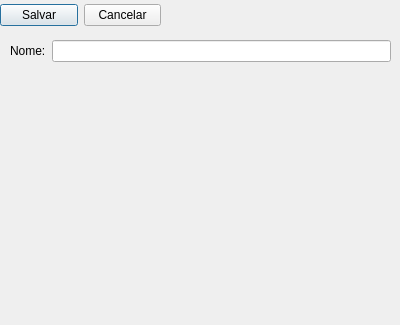
Above: UIs/Genero/CadastroGeneroDialog.ui from teiGustavo/eventos-pyside before the change. Below: the same form after it.
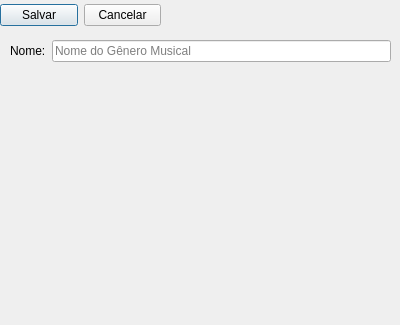
That is the form after the change.

What changed in the file:
```diff
--- a/UIs/Genero/CadastroGeneroDialog.ui
+++ b/UIs/Genero/CadastroGeneroDialog.ui
@@ -57,7 +57,11 @@
      </widget>
     </item>
     <item row="0" column="1">
-     <widget class="QLineEdit" name="lineEditNome"/>
+     <widget class="QLineEdit" name="lineEditNome">
+      <property name="placeholderText">
+       <string>Nome do Gênero Musical</string>
+      </property>
+     </widget>
     </item>
    </layout>
   </widget>
```
Left out of the diff: 2 changed lines with no effect on the pictures.
